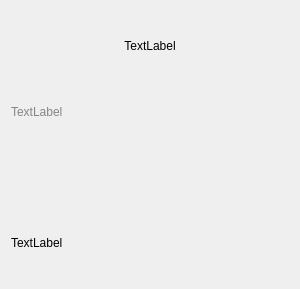
First picture: the form in ui/component/ui_comic_item.ui, repository tonquer/JMComic-qt, before the edit.
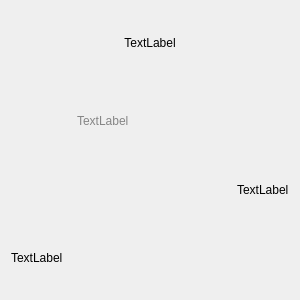
Second picture: the form after the edit.

```diff
--- a/ui/component/ui_comic_item.ui
+++ b/ui/component/ui_comic_item.ui
@@ -7,7 +7,7 @@
     <x>0</x>
     <y>0</y>
     <width>300</width>
-    <height>289</height>
+    <height>300</height>
    </rect>
   </property>
   <property name="minimumSize">
@@ -82,11 +82,26 @@
     </spacer>
    </item>
    <item>
+    <layout class="QHBoxLayout" name="horizontalLayout">
+     <item>
+      <widget class="QToolButton" name="toolButton">
+       <property name="minimumSize">
+        <size>
+         <width>60</width>
+         <height>40</height>
+        </size>
+       </property>
+       <property name="text">
+        <string/>
+       </property>
+      </widget>
+     </item>
+     <item>
     <widget class="QLabel" name="categoryLabel">
      <property name="maximumSize">
       <size>
        <width>16777215</width>
-       <height>30</height>
+         <height>16777215</height>
       </size>
      </property>
      <property name="styleSheet">
@@ -98,6 +113,8 @@
      </property>
     </widget>
    </item>
+    </layout>
+   </item>
    <item>
     <layout class="QHBoxLayout" name="horizontalLayout_2">
      <property name="leftMargin">
@@ -129,10 +146,10 @@
        </property>
       </widget>
      </item>
-     <item>
+     <item alignment="Qt::AlignRight">
       <widget class="QLabel" name="timeLabel">
        <property name="text">
-        <string/>
+        <string>TextLabel</string>
        </property>
        <property name="alignment">
         <set>Qt::AlignLeading|Qt::AlignLeft|Qt::AlignVCenter</set>
```
Lines whose indentation alone changed are shown as unchanged.
